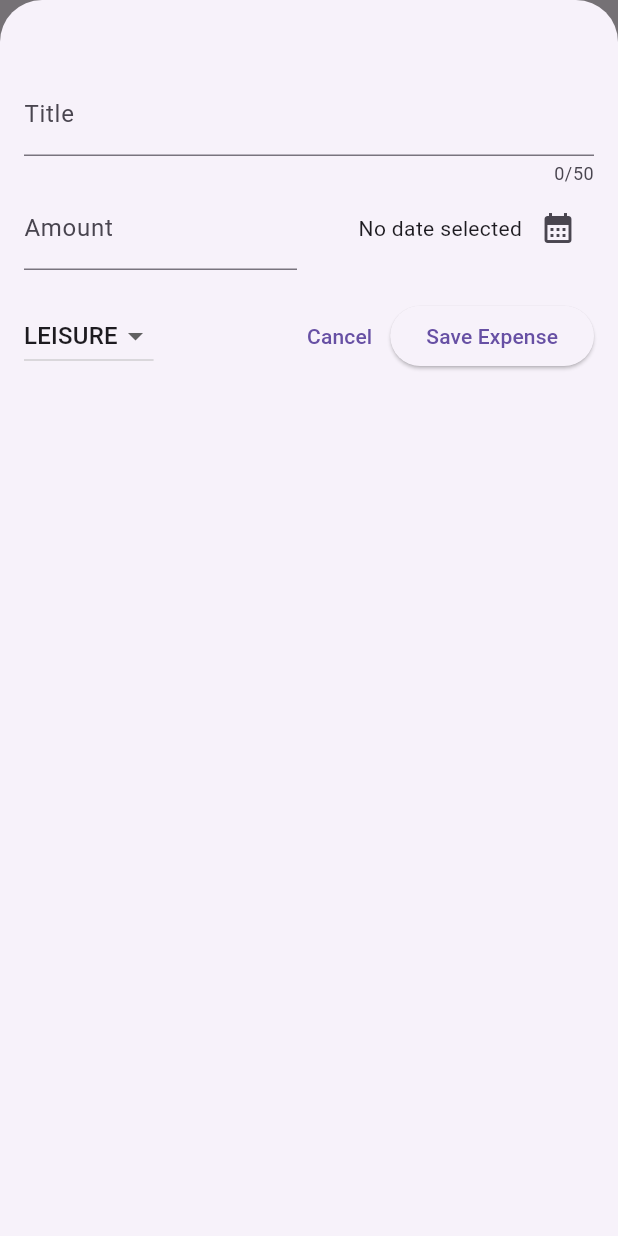
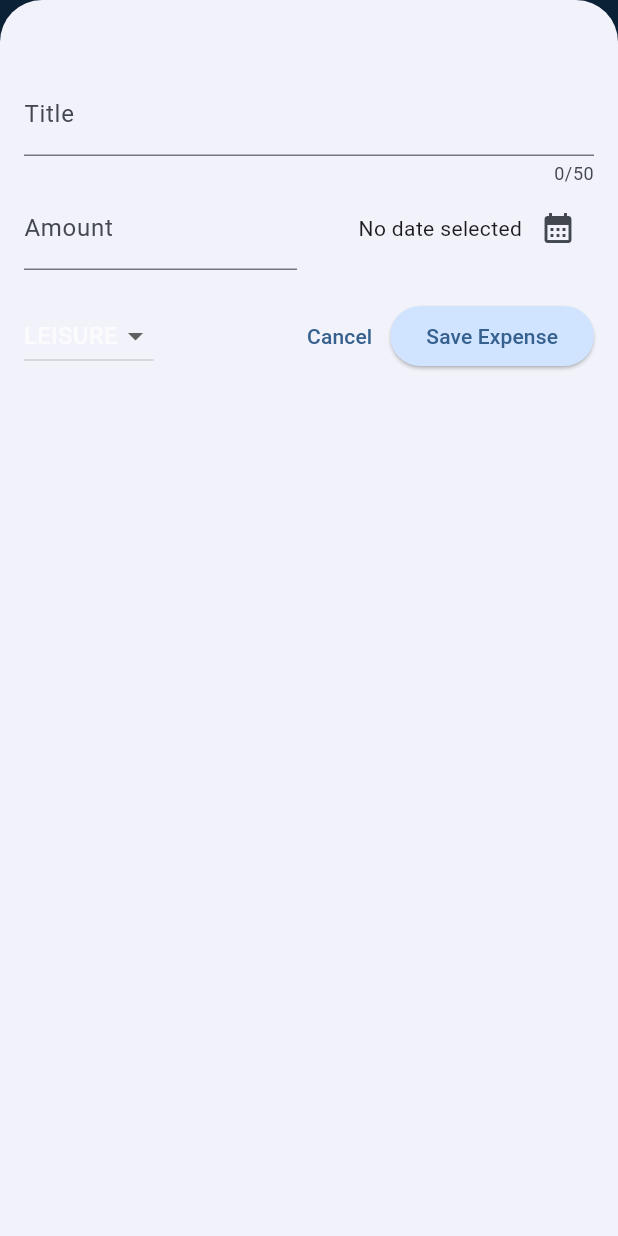
Before and after one commit to pvfigueiredo/expense_tracker, a Flutter app: the screen it shows after launch, after a tap on the "add" icon, on a phone screen of 412 x 824 dp. Run offline on Flutter 3.47's test engine with Material 3 defaults, Android fonts, the phone set to English and light mode, and no system bars; our stand-ins replace currency_text_input_formatter.

Commit message:
added chart classes

```diff
--- a/lib/main.dart
+++ b/lib/main.dart
@@ -1,10 +1,62 @@
 import 'package:expense_tracker/src/widgets/expenses.dart';
 import 'package:flutter/material.dart';
+
+var kColorScheme = ColorScheme.fromSeed(seedColor: Colors.blue);
+var kDarkColorScheme = ColorScheme.fromSeed(
+    brightness: Brightness.dark,
+    seedColor: const Color.fromARGB(255, 5, 99, 125));
 
 void main() {
   runApp(
     MaterialApp(
-      theme: ThemeData(useMaterial3: true),
+      darkTheme: ThemeData.dark().copyWith(
+        colorScheme: kDarkColorScheme,
+        cardTheme: const CardTheme().copyWith(
+          color: kDarkColorScheme.secondaryContainer,
+          margin: const EdgeInsets.symmetric(
+            horizontal: 16,
+            vertical: 8,
+          ),
+        ),
+        elevatedButtonTheme: ElevatedButtonThemeData(
+          style: ElevatedButton.styleFrom(
+            backgroundColor: kDarkColorScheme.primaryContainer,
+            foregroundColor: kDarkColorScheme.onPrimaryContainer,
+          ),
+        ),
+        textTheme: ThemeData().textTheme.copyWith(
+              titleLarge: TextStyle(
+                fontWeight: FontWeight.normal,
+                color: kDarkColorScheme.onSecondaryContainer,
+                fontSize: 14,
+              ),
+            ),
+      ),
+      theme: ThemeData().copyWith(
+        colorScheme: kColorScheme,
+        appBarTheme: const AppBarTheme().copyWith(
+          backgroundColor: kColorScheme.onPrimaryContainer,
+          foregroundColor: kColorScheme.primaryContainer,
+        ),
+        cardTheme: const CardTheme().copyWith(
+          color: kColorScheme.secondaryContainer,
+          margin: const EdgeInsets.symmetric(
+            horizontal: 16,
+            vertical: 8,
+          ),
+        ),
+        elevatedButtonTheme: ElevatedButtonThemeData(
+          style: ElevatedButton.styleFrom(
+              backgroundColor: kColorScheme.primaryContainer),
+        ),
+        textTheme: ThemeData().textTheme.copyWith(
+              titleLarge: TextStyle(
+                fontWeight: FontWeight.normal,
+                color: kColorScheme.onSecondaryContainer,
+                fontSize: 14,
+              ),
+            ),
+      ),
       home: const Expenses(),
     ),
   );
--- a/lib/src/models/expense.dart
+++ b/lib/src/models/expense.dart
@@ -31,3 +31,29 @@ class Expense {
 
   String get formattedDate => formatter.format(date);
 }
+
+class ExpenseBucket {
+  const ExpenseBucket({
+    required this.category,
+    required this.expenses,
+  });
+
+  ExpenseBucket.forCategory({required List<Expense> allExpenses, required this.category})
+      : expenses = allExpenses
+            .where(
+              (expense) => expense.category == category,
+            )
+            .toList();
+
+  final Category category;
+  final List<Expense> expenses;
+
+  double get totalExpenses {
+    double sum = 0;
+    for (final expense in expenses) {
+      sum += expense.amount;
+    }
+
+    return sum;
+  }
+}
--- /dev/null
+++ b/lib/src/widgets/chart/chart.dart
@@ -0,0 +1,91 @@
+import 'package:expense_tracker/src/models/expense.dart';
+import 'package:expense_tracker/src/widgets/chart/chart_bar.dart';
+import 'package:flutter/material.dart';
+
+class Chart extends StatelessWidget {
+  final List<Expense> expenses;
+
+  const Chart({super.key, required this.expenses});
+
+  List<ExpenseBucket> get buckets {
+    return [
+      ExpenseBucket.forCategory(category: Category.food, allExpenses: expenses),
+      ExpenseBucket.forCategory(
+          category: Category.leisure, allExpenses: expenses),
+      ExpenseBucket.forCategory(
+          category: Category.travel, allExpenses: expenses),
+      ExpenseBucket.forCategory(category: Category.work, allExpenses: expenses),
+    ];
+  }
+
+  double get maxTotalExpense {
+    double maxTotalExpense = 0;
+    for (final bucket in buckets) {
+      if (bucket.totalExpenses > maxTotalExpense) {
+        maxTotalExpense = bucket.totalExpenses;
+      }
+    }
+    return maxTotalExpense;
+  }
+
+  @override
+  Widget build(BuildContext context) {
+    final isDarkMode = MediaQuery.of(context).platformBrightness == Brightness.dark;
+    return Container(
+      margin: const EdgeInsets.all(16),
+      padding: const EdgeInsets.symmetric(
+        vertical: 16,
+        horizontal: 8,
+      ),
+      width: double.infinity,
+      height: 180,
+      decoration: BoxDecoration(
+        borderRadius: BorderRadius.circular(8),
+        gradient: LinearGradient(
+          colors: [
+            Theme.of(context).colorScheme.primary.withOpacity(0.3),
+            Theme.of(context).colorScheme.primary.withOpacity(0.0),
+          ],
+          begin: Alignment.bottomCenter,
+          end: Alignment.topCenter,
+        ),
+      ),
+      child: Column(
+        children: [
+          Expanded(
+            child: Row(
+              crossAxisAlignment: CrossAxisAlignment.end,
+              children: [
+                for (final bucket in buckets)
+                  ChartBar(
+                    fill: bucket.totalExpenses == 0
+                        ? 0
+                        : bucket.totalExpenses / maxTotalExpense,
+                  )
+              ],
+            ),
+          ),
+          const SizedBox(
+            height: 12,
+          ),
+          Row(
+            children: buckets.map((bucket) => Expanded(
+                  child: Padding(
+                    padding: const EdgeInsets.symmetric(horizontal: 4),
+                    child: Icon(
+                      categoryIcons[bucket.category],
+                      color: isDarkMode
+                          ? Theme.of(context).colorScheme.secondary
+                          : Theme.of(context)
+                              .colorScheme
+                              .primary
+                              .withOpacity(0.7),
+                    ),
+                  ),
+                ),).toList(),
+          ),
+        ],
+      ),
+    );
+  }
+}
--- /dev/null
+++ b/lib/src/widgets/chart/chart_bar.dart
@@ -0,0 +1,35 @@
+import 'package:flutter/material.dart';
+
+class ChartBar extends StatelessWidget {
+  const ChartBar({
+    super.key,
+    required this.fill,
+  });
+
+  final double fill;
+
+  @override
+  Widget build(BuildContext context) {
+    final isDarkMode =
+        MediaQuery.of(context).platformBrightness == Brightness.dark;
+
+    return Expanded(
+      child: Padding(
+        padding: const EdgeInsets.symmetric(horizontal: 4),
+        child: FractionallySizedBox(
+          heightFactor: fill,
+          child: DecoratedBox(
+            decoration: BoxDecoration(
+              shape: BoxShape.rectangle,
+              borderRadius:
+                  const BorderRadius.vertical(top: Radius.circular(8)),
+              color: isDarkMode
+                  ? Theme.of(context).colorScheme.secondary
+                  : Theme.of(context).colorScheme.primary.withOpacity(0.65),
+            ),
+          ),
+        ),
+      ),
+    );
+  }
+}
--- a/lib/src/widgets/expenses.dart
+++ b/lib/src/widgets/expenses.dart
@@ -1,3 +1,4 @@
+import 'package:expense_tracker/src/widgets/chart/chart.dart';
 import 'package:expense_tracker/src/widgets/expenses_list/expenses_list.dart';
 import 'package:expense_tracker/src/models/expense.dart';
 import 'package:expense_tracker/src/widgets/new_expense.dart';
@@ -86,7 +87,7 @@ class _ExpensesState extends State<Expenses> {
       ),
       body: Column(
         children: [
-          const Text('The chart'),
+          Chart(expenses: _registeredExpenses),
           Expanded(
             child: mainContent,
           ),
--- a/lib/src/widgets/expenses_list/expense_item.dart
+++ b/lib/src/widgets/expenses_list/expense_item.dart
@@ -14,8 +14,13 @@ class ExpenseItem extends StatelessWidget {
           horizontal: 20,
           vertical: 16,
         ),
-        child: Column(children: [
-          Text(expense.title),
+        child: Column(
+          crossAxisAlignment: CrossAxisAlignment.start,
+          children: [
+            Text(
+              expense.title,
+              style: Theme.of(context).textTheme.titleLarge,
+            ),
             const SizedBox(
               height: 4,
             ),
@@ -23,14 +28,17 @@ class ExpenseItem extends StatelessWidget {
               children: [
                 Text('\$${expense.amount.toStringAsFixed(2)}'),
                 const Spacer(),
-              Row(children: [
+                Row(
+                  children: [
                     Icon(categoryIcons[expense.category]),
                     const SizedBox(width: 8),
                     Text(expense.formattedDate),
-              ],),
                   ],
                 ),
-        ]),
+              ],
+            ),
+          ],
+        ),
       ),
     );
   }
--- a/lib/src/widgets/expenses_list/expenses_list.dart
+++ b/lib/src/widgets/expenses_list/expenses_list.dart
@@ -18,6 +18,11 @@ class ExpensesList extends StatelessWidget {
       itemCount: expenses.length,
       itemBuilder: (context, index) => Dismissible(
           key: ValueKey(expenses[index]),
+          background: Container(
+            color: Theme.of(context).colorScheme.error.withOpacity(0.75),
+            margin: EdgeInsets.symmetric(
+                horizontal: Theme.of(context).cardTheme.margin!.horizontal),
+          ),
           onDismissed: (direction) {
             onRemoveExpense(expenses[index]);
           },
--- a/lib/src/widgets/new_expense.dart
+++ b/lib/src/widgets/new_expense.dart
@@ -85,6 +85,7 @@ class _NewExpenseState extends State<NewExpense> {
       child: Column(
         children: [
           TextField(
+            style: const TextStyle(color: Colors.white70),
             controller: _titleController,
             maxLength: 50,
             decoration: const InputDecoration(
@@ -140,7 +141,10 @@ class _NewExpenseState extends State<NewExpense> {
                     .map(
                       (category) => DropdownMenuItem(
                         value: category,
-                        child: Text(category.name.toUpperCase()),
+                        child: Text(
+                          category.name.toUpperCase(),
+                          style: const TextStyle(color: Colors.white70),
+                        ),
                       ),
                     )
                     .toList(),
```
Lines whose indentation alone changed are shown as unchanged.
